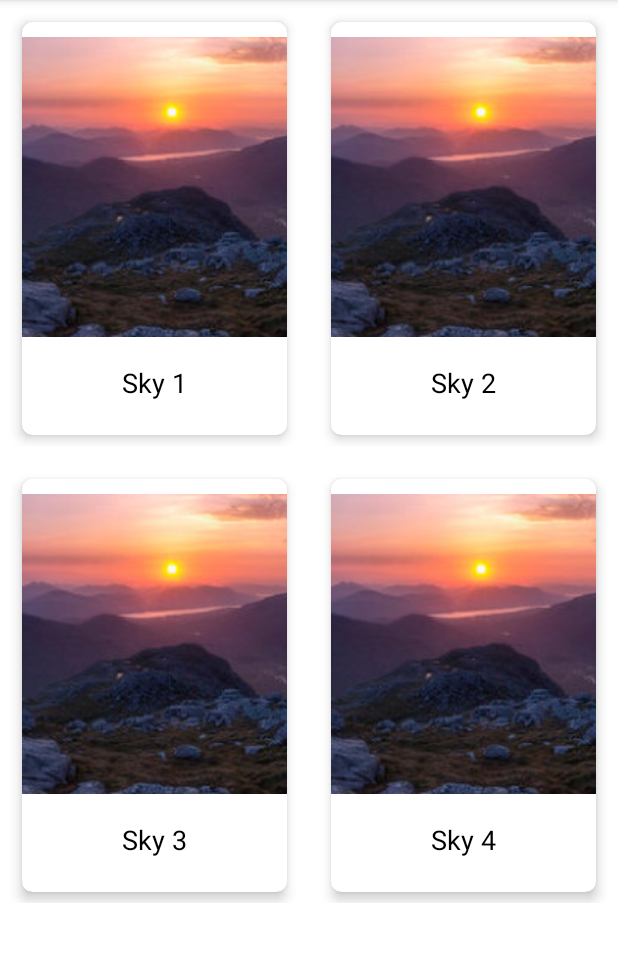
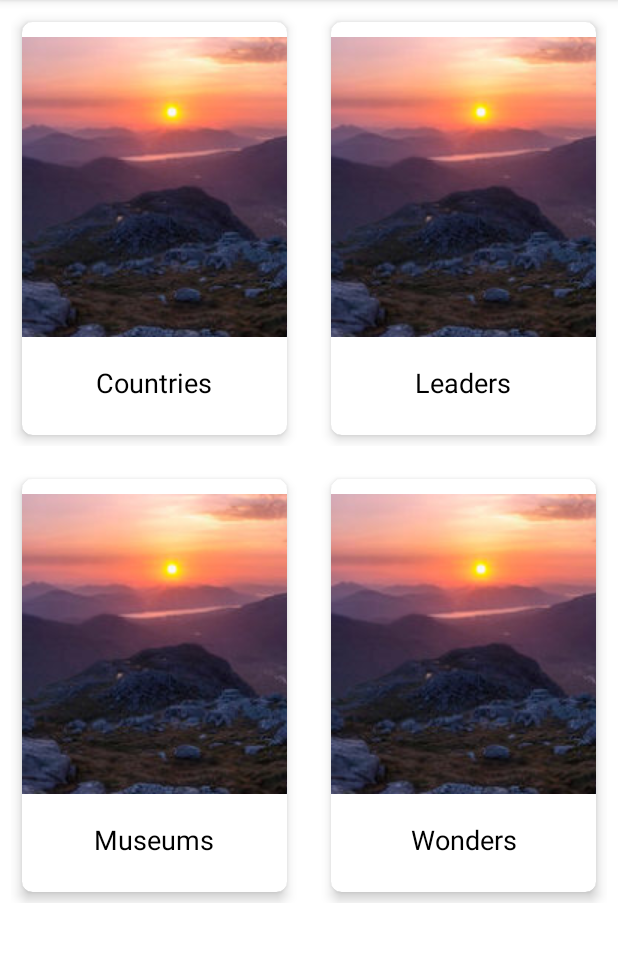
Before and after one commit to oscarlolero/java-course-tracking, an Android app: the screen it shows after launch (MainActivity), on a phone screen of 412 x 824 dp, the part 84-1046 px from its top. Run offline under Robolectric (Android 15) with nearby library versions, the phone set to English and light mode, and no system bars.

Commit message:
InformationBook project - UK Fragment

```diff
--- a/InformationBook/app/build.gradle
+++ b/InformationBook/app/build.gradle
@@ -34,6 +34,8 @@ dependencies {
     implementation 'com.google.android.material:material:1.3.0'
     implementation 'androidx.constraintlayout:constraintlayout:2.0.4'
     implementation 'org.jetbrains:annotations:15.0'
+    implementation 'androidx.legacy:legacy-support-v4:1.0.0'
+    implementation 'com.squareup.picasso:picasso:2.71828'
     testImplementation 'junit:junit:4.+'
     androidTestImplementation 'androidx.test.ext:junit:1.1.2'
     androidTestImplementation 'androidx.test.espresso:espresso-core:3.3.0'
--- a/InformationBook/app/src/main/java/com/example/informationbook/CountriesActivity.java
+++ b/InformationBook/app/src/main/java/com/example/informationbook/activities/CountriesActivity.java
@@ -1,8 +1,10 @@
-package com.example.informationbook;
+package com.example.informationbook.activities;
 
 import androidx.appcompat.app.AppCompatActivity;
 
 import android.os.Bundle;
+
+import com.example.informationbook.R;
 
 public class CountriesActivity extends AppCompatActivity {
 
--- a/InformationBook/app/src/main/java/com/example/informationbook/LeadersActivity.java
+++ b/InformationBook/app/src/main/java/com/example/informationbook/activities/LeadersActivity.java
@@ -1,8 +1,10 @@
-package com.example.informationbook;
+package com.example.informationbook.activities;
 
 import androidx.appcompat.app.AppCompatActivity;
 
 import android.os.Bundle;
+
+import com.example.informationbook.R;
 
 public class LeadersActivity extends AppCompatActivity {
 
--- a/InformationBook/app/src/main/java/com/example/informationbook/MainActivity.java
+++ b/InformationBook/app/src/main/java/com/example/informationbook/activities/MainActivity.java
@@ -1,10 +1,14 @@
-package com.example.informationbook;
+package com.example.informationbook.activities;
 
 import androidx.appcompat.app.AppCompatActivity;
 import androidx.recyclerview.widget.GridLayoutManager;
 import androidx.recyclerview.widget.RecyclerView;
 
 import android.os.Bundle;
+
+import com.example.informationbook.ModelClass;
+import com.example.informationbook.R;
+import com.example.informationbook.adapters.AdapterClass;
 
 import java.util.ArrayList;
 
@@ -23,10 +27,10 @@ public class MainActivity extends AppCompatActivity {
         recyclerView.setLayoutManager(new GridLayoutManager(this, 2));
 
         modelClassList = new ArrayList<>();
-        ModelClass modelClass1 = new ModelClass("landscape", "Sky 1");
-        ModelClass modelClass2 = new ModelClass("landscape", "Sky 2");
-        ModelClass modelClass3 = new ModelClass("landscape", "Sky 3");
-        ModelClass modelClass4 = new ModelClass("landscape", "Sky 4");
+        ModelClass modelClass1 = new ModelClass("landscape", "Countries");
+        ModelClass modelClass2 = new ModelClass("landscape", "Leaders");
+        ModelClass modelClass3 = new ModelClass("landscape", "Museums");
+        ModelClass modelClass4 = new ModelClass("landscape", "Wonders");
         modelClassList.add(modelClass1);
         modelClassList.add(modelClass2);
         modelClassList.add(modelClass3);
--- a/InformationBook/app/src/main/java/com/example/informationbook/MuseumsActivity.java
+++ b/InformationBook/app/src/main/java/com/example/informationbook/activities/MuseumsActivity.java
@@ -1,8 +1,10 @@
-package com.example.informationbook;
+package com.example.informationbook.activities;
 
 import androidx.appcompat.app.AppCompatActivity;
 
 import android.os.Bundle;
+
+import com.example.informationbook.R;
 
 public class MuseumsActivity extends AppCompatActivity {
 
--- a/InformationBook/app/src/main/java/com/example/informationbook/WondersActivity.java
+++ b/InformationBook/app/src/main/java/com/example/informationbook/activities/WondersActivity.java
@@ -1,8 +1,10 @@
-package com.example.informationbook;
+package com.example.informationbook.activities;
 
 import androidx.appcompat.app.AppCompatActivity;
 
 import android.os.Bundle;
+
+import com.example.informationbook.R;
 
 public class WondersActivity extends AppCompatActivity {
 
--- a/InformationBook/app/src/main/java/com/example/informationbook/AdapterClass.java
+++ b/InformationBook/app/src/main/java/com/example/informationbook/adapters/AdapterClass.java
@@ -1,6 +1,7 @@
-package com.example.informationbook;
+package com.example.informationbook.adapters;
 
 import android.content.Context;
+import android.content.Intent;
 import android.view.LayoutInflater;
 import android.view.View;
 import android.view.ViewGroup;
@@ -8,7 +9,15 @@ import android.widget.ImageView;
 import android.widget.TextView;
 
 import androidx.annotation.NonNull;
+import androidx.cardview.widget.CardView;
 import androidx.recyclerview.widget.RecyclerView;
+
+import com.example.informationbook.ModelClass;
+import com.example.informationbook.R;
+import com.example.informationbook.activities.CountriesActivity;
+import com.example.informationbook.activities.LeadersActivity;
+import com.example.informationbook.activities.MuseumsActivity;
+import com.example.informationbook.activities.WondersActivity;
 
 import org.jetbrains.annotations.NotNull;
 
@@ -40,6 +49,24 @@ public class AdapterClass extends RecyclerView.Adapter<AdapterClass.CardViewHold
         holder.textViewSplash.setText(modelClass.getCategoryName());
         holder.imageViewSplash.setImageResource(context.getResources()
                 .getIdentifier(modelClass.getImageName(), "drawable", context.getPackageName()));
+        holder.cardView.setOnClickListener(v -> {
+            if(position == 0) {
+                Intent intent = new Intent(context, CountriesActivity.class);
+                context.startActivity(intent);
+            }
+            if(position == 1) {
+                Intent intent = new Intent(context, LeadersActivity.class);
+                context.startActivity(intent);
+            }
+            if(position == 2) {
+                Intent intent = new Intent(context, MuseumsActivity.class);
+                context.startActivity(intent);
+            }
+            if(position == 3) {
+                Intent intent = new Intent(context, WondersActivity.class);
+                context.startActivity(intent);
+            }
+        });
     }
 
     @Override
@@ -47,16 +74,18 @@ public class AdapterClass extends RecyclerView.Adapter<AdapterClass.CardViewHold
         return modelClassList.size();
     }
 
-    public class CardViewHolder extends RecyclerView.ViewHolder {
+    public static class CardViewHolder extends RecyclerView.ViewHolder {
 
-        private ImageView imageViewSplash;
-        private TextView textViewSplash;
+        private final ImageView imageViewSplash;
+        private final TextView textViewSplash;
+        private final CardView cardView;
 
         public CardViewHolder(@NonNull @org.jetbrains.annotations.NotNull View itemView) {
             super(itemView);
 
             imageViewSplash = itemView.findViewById(R.id.imageViewSplash);
             textViewSplash = itemView.findViewById(R.id.textViewSplash);
+            cardView = itemView.findViewById(R.id.cardView);
         }
     }
 }
--- /dev/null
+++ b/InformationBook/app/src/main/res/drawable/image_frame.xml
@@ -0,0 +1,6 @@
+<?xml version="1.0" encoding="utf-8"?>
+<shape xmlns:android="http://schemas.android.com/apk/res/android">
+    <stroke
+        android:width="3dp"
+        android:color="@android:color/black"/>
+</shape>
--- a/InformationBook/app/src/main/res/layout/activity_countries.xml
+++ b/InformationBook/app/src/main/res/layout/activity_countries.xml
@@ -4,7 +4,7 @@
     xmlns:tools="http://schemas.android.com/tools"
     android:layout_width="match_parent"
     android:layout_height="match_parent"
-    tools:context=".CountriesActivity">
+    tools:context=".activities.CountriesActivity">
 
     <TextView
         android:id="@+id/textView"
--- a/InformationBook/app/src/main/res/layout/activity_leaders.xml
+++ b/InformationBook/app/src/main/res/layout/activity_leaders.xml
@@ -4,7 +4,7 @@
     xmlns:tools="http://schemas.android.com/tools"
     android:layout_width="match_parent"
     android:layout_height="match_parent"
-    tools:context=".LeadersActivity">
+    tools:context=".activities.LeadersActivity">
 
     <TextView
         android:id="@+id/textView2"
--- a/InformationBook/app/src/main/res/layout/activity_main.xml
+++ b/InformationBook/app/src/main/res/layout/activity_main.xml
@@ -4,7 +4,7 @@
     xmlns:tools="http://schemas.android.com/tools"
     android:layout_width="match_parent"
     android:layout_height="match_parent"
-    tools:context=".MainActivity">
+    tools:context=".activities.MainActivity">
 
     <androidx.recyclerview.widget.RecyclerView
         android:id="@+id/recyclerView"
--- a/InformationBook/app/src/main/res/layout/activity_museums.xml
+++ b/InformationBook/app/src/main/res/layout/activity_museums.xml
@@ -4,7 +4,7 @@
     xmlns:tools="http://schemas.android.com/tools"
     android:layout_width="match_parent"
     android:layout_height="match_parent"
-    tools:context=".MuseumsActivity">
+    tools:context=".activities.MuseumsActivity">
 
     <TextView
         android:id="@+id/textView3"
--- a/InformationBook/app/src/main/res/layout/activity_wonders.xml
+++ b/InformationBook/app/src/main/res/layout/activity_wonders.xml
@@ -4,7 +4,7 @@
     xmlns:tools="http://schemas.android.com/tools"
     android:layout_width="match_parent"
     android:layout_height="match_parent"
-    tools:context=".WondersActivity">
+    tools:context=".activities.WondersActivity">
 
     <TextView
         android:id="@+id/textView4"
--- a/InformationBook/app/src/main/res/layout/card_design.xml
+++ b/InformationBook/app/src/main/res/layout/card_design.xml
@@ -7,6 +7,7 @@
     android:layout_margin="7dp">
 
     <androidx.cardview.widget.CardView
+        android:id="@+id/cardView"
         android:layout_width="match_parent"
         android:layout_height="275dp"
         android:layout_margin="7dp"
@@ -16,7 +17,7 @@
         app:layout_constraintEnd_toEndOf="parent"
         app:layout_constraintHorizontal_bias="0.5"
         app:layout_constraintStart_toStartOf="parent"
-        app:layout_constraintTop_toTopOf="parent" >
+        app:layout_constraintTop_toTopOf="parent">
 
         <LinearLayout
             android:layout_width="wrap_content"
--- a/InformationBook/app/src/main/res/values/strings.xml
+++ b/InformationBook/app/src/main/res/values/strings.xml
@@ -1,3 +1,5 @@
 <resources>
     <string name="app_name">InformationBook</string>
+    <!-- TODO: Remove or change this placeholder text -->
+    <string name="hello_blank_fragment">Hello blank fragment</string>
 </resources>
```
Also changed, not shown: InformationBook/app/src/main/AndroidManifest.xml (+7 -5 lines), InformationBook/app/src/main/java/com/example/informationbook/adapters/ViewPagerAdapterCountries.java (added, +43 -0 lines), InformationBook/app/src/main/java/com/example/informationbook/fragments/UnitedKingdomFragment.java (added, +54 -0 lines), InformationBook/app/src/main/res/layout/fragment_united_kingdom.xml (added, +72 -0 lines).
